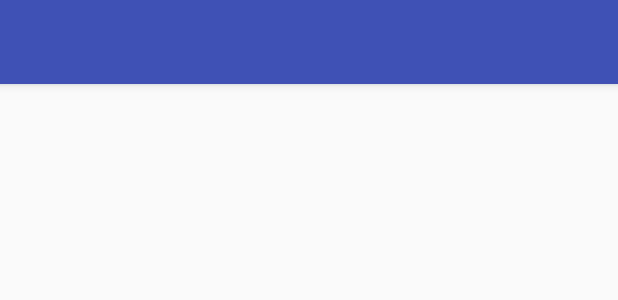
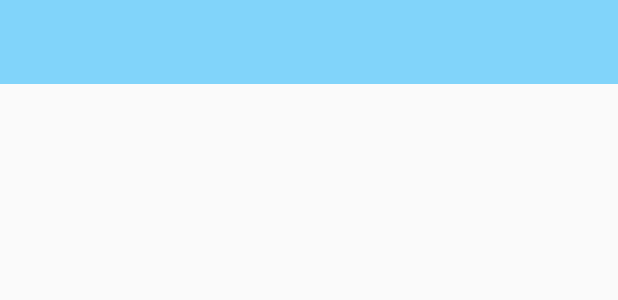
Before and after one commit to songmho/Coy, an Android app: the layout tool_bar.xml on its own in the app's theme, with its tools: preview values and no code run, on a phone screen of 412 x 824 dp. Shown: the top 300 px of the screen. Run offline under Robolectric (Android 15) with nearby library versions, the phone set to English and light mode, and no system bars.

Commit message:
메인컬러 변경 툴바에서 오류나는 것 변경.

```diff
--- a/app/build.gradle
+++ b/app/build.gradle
@@ -23,7 +23,6 @@ dependencies {
     compile fileTree(dir: 'libs', include: ['*.jar'])
     testCompile 'junit:junit:4.12'
     compile 'com.android.support:appcompat-v7:23.0.1'
-    compile 'com.parse.bolts:bolts-android:1.+'
     compile fileTree(dir:'libs', include: '*.jar')
     compile 'com.android.support:design:23.0.1'
 }
--- a/app/src/main/AndroidManifest.xml
+++ b/app/src/main/AndroidManifest.xml
@@ -15,7 +15,7 @@
         <activity
             android:name=".MainActivity"
             android:label="@string/app_name"
-            android:theme="@style/AppTheme.NoActionBar" >
+            android:screenOrientation="portrait">
             <intent-filter>
                 <action android:name="android.intent.action.MAIN" />
 
--- a/app/src/main/java/com/asc/coy/MainActivity.java
+++ b/app/src/main/java/com/asc/coy/MainActivity.java
@@ -8,8 +8,6 @@ import android.view.MenuItem;
 import com.parse.ParseUser;
 
 public class MainActivity extends AppCompatActivity {
-
-    ParseUser parseuser;
 
     @Override
     protected void onCreate(Bundle savedInstanceState) {
--- a/app/src/main/res/layout/tool_bar.xml
+++ b/app/src/main/res/layout/tool_bar.xml
@@ -1,10 +1,11 @@
 <?xml version="1.0" encoding="utf-8"?>
-    <android.support.design.widget.AppBarLayout xmlns:android="http://schemas.android.com/apk/res/android"
-        xmlns:app="http://schemas.android.com/apk/res-auto" android:layout_height="wrap_content"
-        android:layout_width="match_parent" android:theme="@style/AppTheme.AppBarOverlay">
 
-        <android.support.v7.widget.Toolbar android:id="@+id/toolbar"
-            android:layout_width="match_parent" android:layout_height="?attr/actionBarSize"
-            android:background="?attr/colorPrimary" app:popupTheme="@style/AppTheme.PopupOverlay" />
-
-    </android.support.design.widget.AppBarLayout>
+<android.support.v7.widget.Toolbar
+    xmlns:app="http://schemas.android.com/apk/res-auto"
+    xmlns:android="http://schemas.android.com/apk/res/android"
+    android:id="@+id/tool_bar"
+    android:layout_width="match_parent"
+    android:layout_height="?attr/actionBarSize"
+    android:background="?attr/colorPrimary"
+    app:theme="@style/ThemeOverlay.AppCompat.Dark"
+    app:popupTheme="@style/AppTheme.PopupOverlay"/>
--- a/app/src/main/res/values/colors.xml
+++ b/app/src/main/res/values/colors.xml
@@ -1,6 +1,6 @@
 <?xml version="1.0" encoding="utf-8"?>
 <resources>
-    <color name="colorPrimary">#3F51B5</color>
-    <color name="colorPrimaryDark">#303F9F</color>
-    <color name="colorAccent">#FF4081</color>
+    <color name="colorPrimary">#81D4FA</color>
+    <color name="colorPrimaryDark">#29B6F6</color>
+    <color name="colorAccent">#FFD302</color>
 </resources>
--- a/app/src/main/res/values/styles.xml
+++ b/app/src/main/res/values/styles.xml
@@ -1,7 +1,7 @@
 <resources>
 
     <!-- Base application theme. -->
-    <style name="AppTheme" parent="Theme.AppCompat.Light.DarkActionBar">
+    <style name="AppTheme" parent="Theme.AppCompat.Light.NoActionBar">
         <!-- Customize your theme here. -->
         <item name="colorPrimary">@color/colorPrimary</item>
         <item name="colorPrimaryDark">@color/colorPrimaryDark</item>
```
Also changed, not shown: 3 other files.
